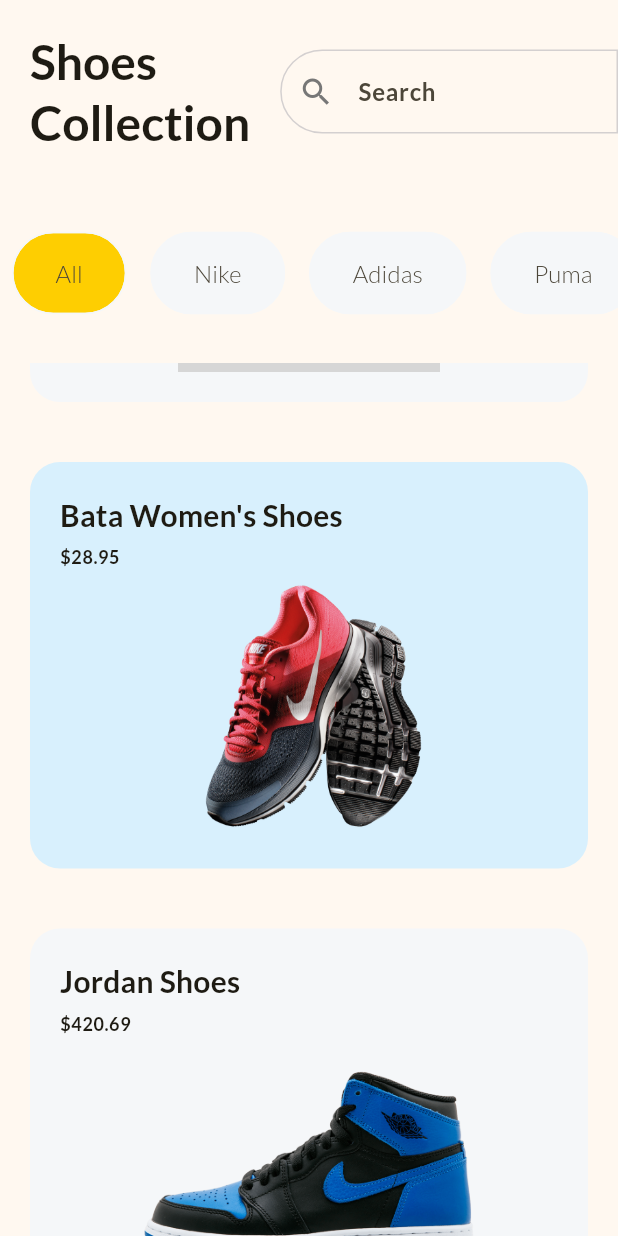
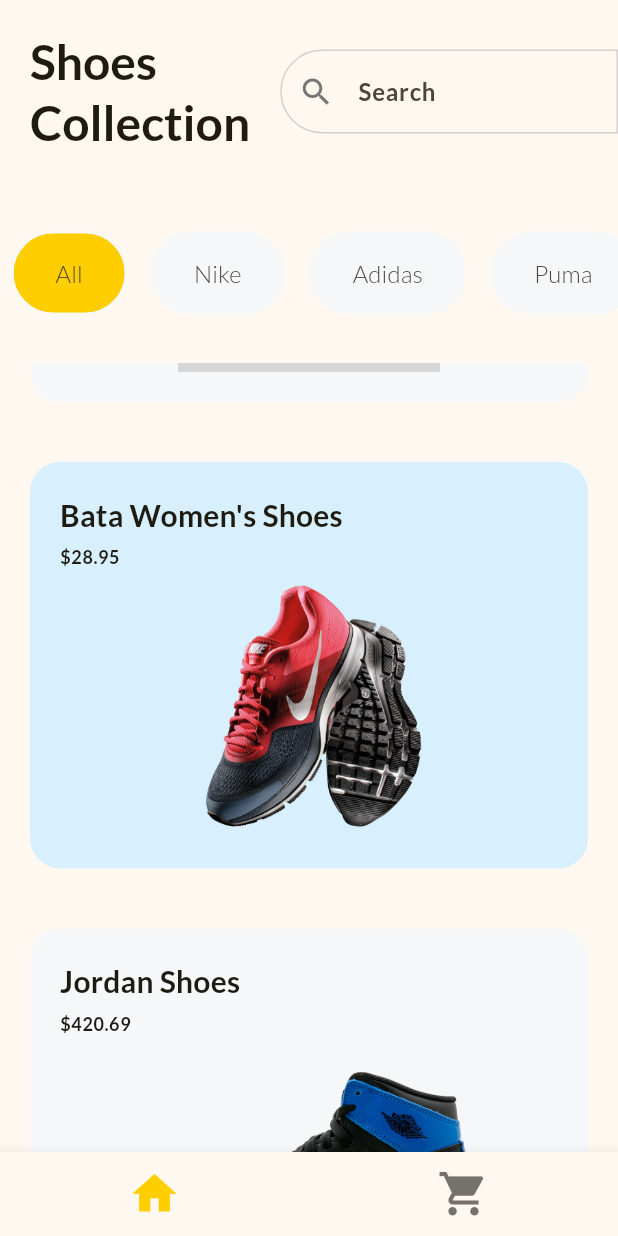
Before and after one commit to LSThusini/shop_app_flutter, a Flutter app: the HomePage screen opened directly, scrolled down 576 dp, on a phone screen of 412 x 824 dp. Run offline on Flutter 3.47's test engine with Material 3 defaults, Android fonts, the phone set to English and light mode, and no system bars; grey boxes are pictures that could not be loaded.

Commit message:
navigation, cart and provides

```diff
--- /dev/null
+++ b/lib/cart_provider.dart
@@ -0,0 +1,15 @@
+import 'package:flutter/material.dart';
+
+class CartProvider extends ChangeNotifier {
+  final List<Map<String, dynamic>> cart = [];
+
+  void addProduct(Map<String, dynamic> product) {
+    cart.add(product);
+    notifyListeners();
+  }
+
+  void removeProduct(Map<String, dynamic> product) {
+    cart.remove(product);
+    notifyListeners();
+  }
+}
--- a/lib/global_variables.dart
+++ b/lib/global_variables.dart
@@ -40,6 +40,6 @@ final cart = [
     'price': 420.69,
     'imageUrl': 'assets/images/shoes_4.png',
     'company': 'Nike',
-    'sizes': 8,
+    'size': 8,
   }
 ];
--- a/lib/home_page.dart
+++ b/lib/home_page.dart
@@ -1,6 +1,8 @@
 import 'package:flutter/material.dart';
-import 'package:shop_app_flutter/global_variables.dart';
-import 'package:shop_app_flutter/product_card.dart';
+import 'package:provider/provider.dart';
+import 'package:shop_app_flutter/cart_page.dart';
+import 'package:shop_app_flutter/cart_provider.dart';
+import 'package:shop_app_flutter/products_list.dart';
 
 class HomePage extends StatefulWidget {
   const HomePage({super.key});
@@ -10,108 +12,37 @@ class HomePage extends StatefulWidget {
 }
 
 class _HomePageState extends State<HomePage> {
-  final List<String> filters = const ['All', 'Nike', 'Adidas', 'Puma'];
-  late String selectedFilter;
-
-  @override
-  void initState() {
-    super.initState();
-    selectedFilter = filters[0];
-  }
+  List<Widget> pages = const [ProductsList(), CartPage()];
+  int currentPage = 0;
 
   @override
   Widget build(BuildContext context) {
-    const border = OutlineInputBorder(
-      borderRadius: BorderRadius.horizontal(
-        left: Radius.circular(50),
+    print(Provider.of<CartProvider>(context).cart.toString());
+    return Scaffold(
+      body: IndexedStack(
+        index: currentPage,
+        children: pages,
       ),
-      borderSide: BorderSide(
-        color: Color.fromRGBO(212, 208, 208, 1),
-      ),
-    );
-    return Scaffold(
-      body: SafeArea(
-        child: Column(
-          children: [
-            Row(
-              children: [
-                Padding(
-                  padding: const EdgeInsets.all(20),
-                  child: Text(
-                    'Shoes\nCollection',
-                    style: Theme.of(context).textTheme.titleLarge,
-                  ),
-                ),
-                const Expanded(
-                  child: TextField(
-                    decoration: InputDecoration(
-                      prefixIcon: Icon(Icons.search),
-                      hintText: 'Search',
-                      border: border,
-                      enabledBorder: border,
-                      focusedBorder: border,
-                    ),
-                  ),
-                ),
-              ],
-            ),
-            SizedBox(
-              height: 120,
-              child: ListView.builder(
-                scrollDirection: Axis.horizontal,
-                itemCount: filters.length,
-                itemBuilder: (context, index) {
-                  final filter = filters[index];
-                  return Padding(
-                    padding: const EdgeInsets.symmetric(horizontal: 8.0),
-                    child: GestureDetector(
-                      onTap: () {
-                        setState(() {
-                          selectedFilter = filter;
-                        });
-                      },
-                      child: Chip(
-                        padding: const EdgeInsets.symmetric(
-                          horizontal: 20,
-                          vertical: 15,
-                        ),
-                        label: Text(filter),
-                        side: const BorderSide(
-                          color: Color.fromRGBO(245, 247, 249, 1),
-                        ),
-                        backgroundColor: selectedFilter == filter
-                            ? Theme.of(context).colorScheme.primary
-                            : const Color.fromRGBO(245, 247, 249, 1),
-                        labelStyle: const TextStyle(
-                          fontSize: 16,
-                        ),
-                        shape: RoundedRectangleBorder(
-                          borderRadius: BorderRadius.circular(35),
-                        ),
-                      ),
-                    ),
-                  );
-                },
-              ),
-            ),
-            Expanded(
-              child: ListView.builder(
-                itemCount: products.length,
-                itemBuilder: (context, index) {
-                  final product = products[index];
-                  return ProductCard(
-                    title: product['title'] as String,
-                    price: product['price'] as double,
-                    imageUrl: product['imageUrl'] as String,
-                    backgroundColor: index.isEven
-                        ? const Color.fromRGBO(216, 240, 253, 1)
-                        : const Color.fromRGBO(245, 247, 249, 1),
-                  );
-                },
-              ),
-            )
-          ],
-        ),
+      bottomNavigationBar: BottomNavigationBar(
+        selectedFontSize: 0,
+        unselectedFontSize: 0,
+        iconSize: 35,
+        onTap: (value) {
+          setState(() {
+            currentPage = value;
+          });
+        },
+        currentIndex: currentPage,
+        items: const [
+          BottomNavigationBarItem(
+            icon: Icon(Icons.home),
+            label: '',
+          ),
+          BottomNavigationBarItem(
+            icon: Icon(Icons.shopping_cart),
+            label: '',
+          ),
+        ],
       ),
     );
   }
--- /dev/null
+++ b/lib/products_list.dart
@@ -0,0 +1,128 @@
+import 'package:flutter/material.dart';
+import 'package:shop_app_flutter/global_variables.dart';
+import 'package:shop_app_flutter/product_card.dart';
+import 'package:shop_app_flutter/product_details_page.dart';
+
+class ProductsList extends StatefulWidget {
+  const ProductsList({super.key});
+
+  @override
+  State<ProductsList> createState() => _ProductsListState();
+}
+
+class _ProductsListState extends State<ProductsList> {
+  final List<String> filters = const ['All', 'Nike', 'Adidas', 'Puma'];
+  late String selectedFilter;
+
+  @override
+  void initState() {
+    super.initState();
+    selectedFilter = filters[0];
+  }
+
+  @override
+  Widget build(BuildContext context) {
+    const border = OutlineInputBorder(
+      borderRadius: BorderRadius.horizontal(
+        left: Radius.circular(50),
+      ),
+      borderSide: BorderSide(
+        color: Color.fromRGBO(212, 208, 208, 1),
+      ),
+    );
+    return SafeArea(
+      child: Column(
+        children: [
+          Row(
+            children: [
+              Padding(
+                padding: const EdgeInsets.all(20),
+                child: Text(
+                  'Shoes\nCollection',
+                  style: Theme.of(context).textTheme.titleLarge,
+                ),
+              ),
+              const Expanded(
+                child: TextField(
+                  decoration: InputDecoration(
+                    prefixIcon: Icon(Icons.search),
+                    hintText: 'Search',
+                    border: border,
+                    enabledBorder: border,
+                    focusedBorder: border,
+                  ),
+                ),
+              ),
+            ],
+          ),
+          SizedBox(
+            height: 120,
+            child: ListView.builder(
+              scrollDirection: Axis.horizontal,
+              itemCount: filters.length,
+              itemBuilder: (context, index) {
+                final filter = filters[index];
+                return Padding(
+                  padding: const EdgeInsets.symmetric(horizontal: 8.0),
+                  child: GestureDetector(
+                    onTap: () {
+                      setState(() {
+                        selectedFilter = filter;
+                      });
+                    },
+                    child: Chip(
+                      padding: const EdgeInsets.symmetric(
+                        horizontal: 20,
+                        vertical: 15,
+                      ),
+                      label: Text(filter),
+                      side: const BorderSide(
+                        color: Color.fromRGBO(245, 247, 249, 1),
+                      ),
+                      backgroundColor: selectedFilter == filter
+                          ? Theme.of(context).colorScheme.primary
+                          : const Color.fromRGBO(245, 247, 249, 1),
+                      labelStyle: const TextStyle(
+                        fontSize: 16,
+                      ),
+                      shape: RoundedRectangleBorder(
+                        borderRadius: BorderRadius.circular(35),
+                      ),
+                    ),
+                  ),
+                );
+              },
+            ),
+          ),
+          Expanded(
+            child: ListView.builder(
+              itemCount: products.length,
+              itemBuilder: (context, index) {
+                final product = products[index];
+                return GestureDetector(
+                  onTap: () {
+                    Navigator.of(context).push(
+                      MaterialPageRoute(
+                        builder: (context) {
+                          return ProductDetailsPage(product: product);
+                        },
+                      ),
+                    );
+                  },
+                  child: ProductCard(
+                    title: product['title'] as String,
+                    price: product['price'] as double,
+                    imageUrl: product['imageUrl'] as String,
+                    backgroundColor: index.isEven
+                        ? const Color.fromRGBO(216, 240, 253, 1)
+                        : const Color.fromRGBO(245, 247, 249, 1),
+                  ),
+                );
+              },
+            ),
+          )
+        ],
+      ),
+    );
+  }
+}
--- a/pubspec.yaml
+++ b/pubspec.yaml
@@ -30,6 +30,7 @@ environment:
 dependencies:
   flutter:
     sdk: flutter
+  provider: ^6.1.1
 
 
   # The following adds the Cupertino Icons font to your application.
```
Also changed, not shown: lib/cart_page.dart (added, +90 -0 lines), lib/main.dart (+9 -6 lines), lib/product_details_page.dart (+28 -1 lines), pubspec.lock.
